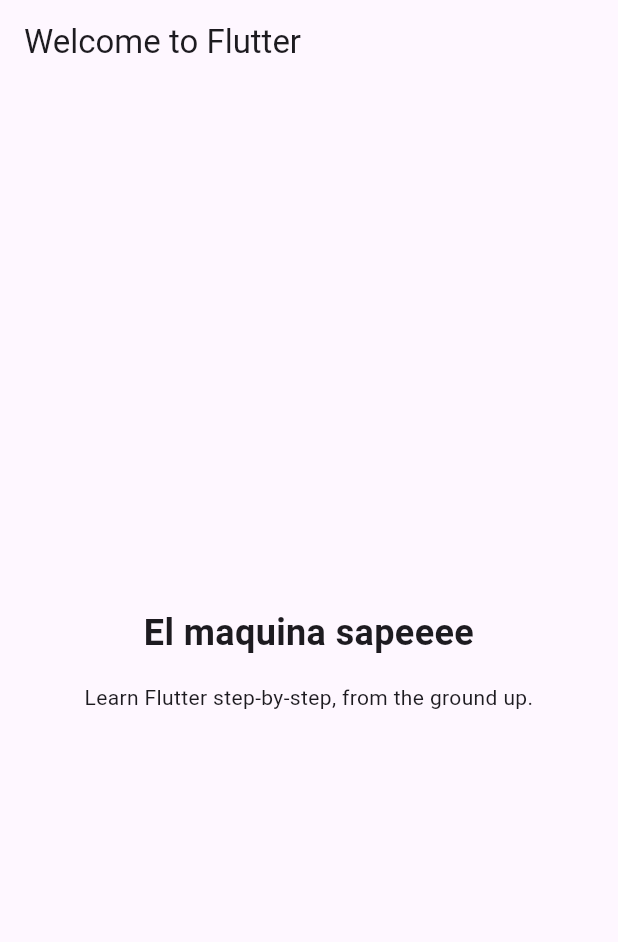
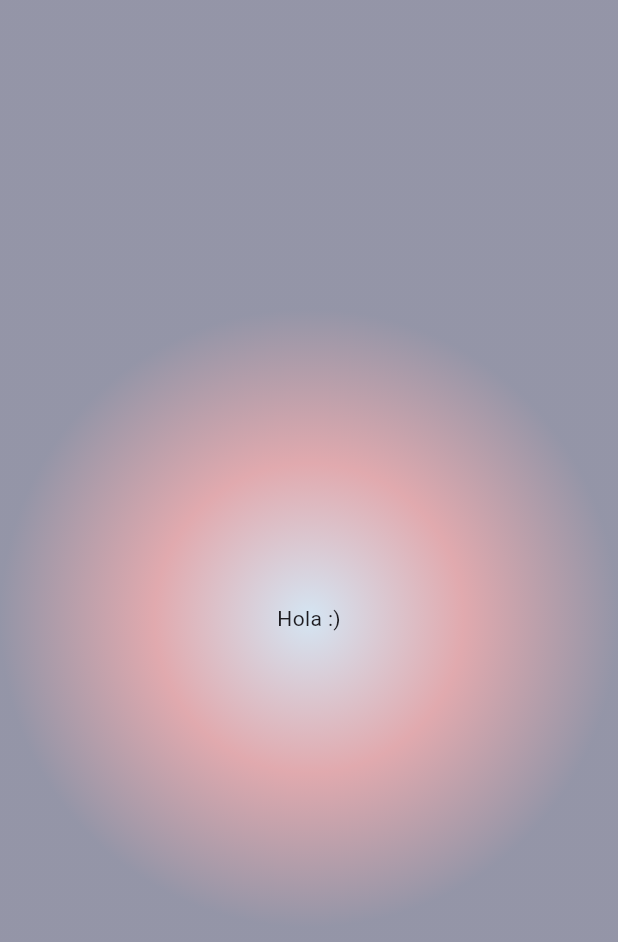
Before and after one commit to SantiagoLopezDeharo/aprendiendo_flutter, a Flutter app: the screen it shows after launch, on a phone screen of 412 x 824 dp. Shown: the top 942 px of the screen. Run offline on Flutter 3.47's test engine with Material 3 defaults, Android fonts, the phone set to English and light mode, and no system bars.

Commit message:
Aprendi a hacer algunas cosas de la UI en flutter con material widgets

```diff
--- a/primera_app/lib/main.dart
+++ b/primera_app/lib/main.dart
@@ -1,54 +1,23 @@
 import 'package:flutter/material.dart';
 
 void main() {
-  runApp(const MyApp());
-}
-
-// With Flutter, you create user interfaces by combining "widgets"
-// You'll learn all about them (and much more) throughout this course!
-class MyApp extends StatelessWidget {
-  const MyApp({super.key});
-
-  // Every custom widget must have a build() method
-  // It tells Flutter, which widgets make up your custom widget
-  // Again: You'll learn all about that throughout the course!
-  @override
-  Widget build(BuildContext context) {
-    // Below, a bunch of built-in widgets are used (provided by Flutter)
-    // They will be explained in the next sections
-    // In this course, you will, of course, not just use them a lot but
-    // also learn about many other widgets!
-    return MaterialApp(
-      title: 'Flutter First App',
-      theme: ThemeData(useMaterial3: true),
+  runApp(
+    MaterialApp(
       home: Scaffold(
-        appBar: AppBar(
-          title: const Text('Welcome to Flutter'),
-        ),
         body: Container(
-          width: double.infinity,
-          padding: const EdgeInsets.all(12),
-          child: Column(
-            mainAxisAlignment: MainAxisAlignment.center,
-            crossAxisAlignment: CrossAxisAlignment.center,
-            children: const [
-              Text(
-                'El maquina sapeeee',
-                textAlign: TextAlign.center,
-                style: TextStyle(
-                  fontSize: 24,
-                  fontWeight: FontWeight.bold,
-                ),
-              ),
-              SizedBox(height: 16),
-              Text(
-                'Learn Flutter step-by-step, from the ground up.',
-                textAlign: TextAlign.center,
-              ),
-            ],
+          decoration: const BoxDecoration(
+            gradient: RadialGradient(
+              colors: [
+                Color.fromARGB(111, 158, 206, 227),
+                Color.fromARGB(108, 185, 64, 64),
+                Color.fromARGB(108, 4, 16, 48)],
+              )
+          ),
+          child: const Center(
+            child: Text("Hola :)"),
           ),
         ),
       ),
-    );
-  }
+    ),
+  );
 }
```
Also changed, not shown: 1 other file.
